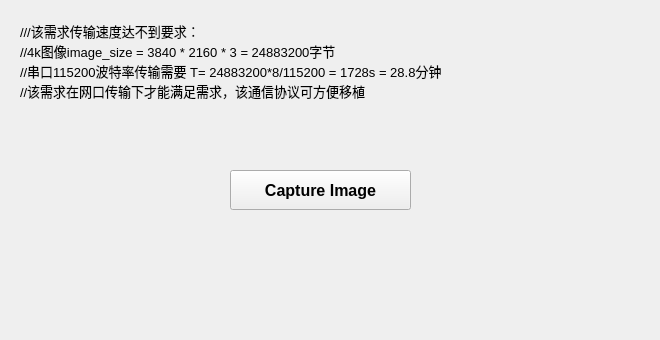
The window that Link_tab/capture_tab.ui (HuJingwen1211/MCISP) describes before a commit, drawn with Qt 5.
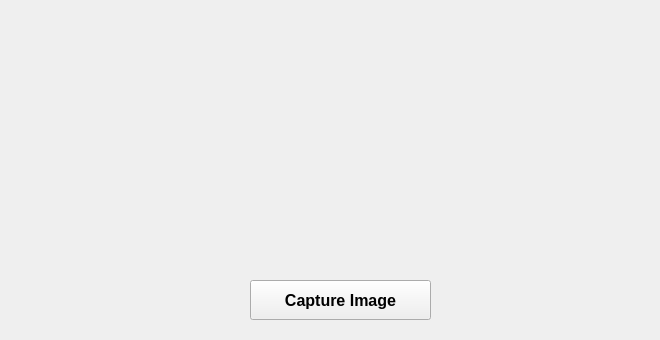
The same window after the commit.

Diff of the .ui file:
```diff
--- a/Link_tab/capture_tab.ui
+++ b/Link_tab/capture_tab.ui
@@ -22,8 +22,8 @@
   <widget class="QPushButton" name="capture_btn">
    <property name="geometry">
     <rect>
-     <x>230</x>
-     <y>170</y>
+     <x>250</x>
+     <y>280</y>
      <width>181</width>
      <height>40</height>
     </rect>
@@ -44,27 +44,6 @@
     <string>Capture Image</string>
    </property>
   </widget>
-  <widget class="QLabel" name="label">
-   <property name="geometry">
-    <rect>
-     <x>20</x>
-     <y>20</y>
-     <width>591</width>
-     <height>81</height>
-    </rect>
-   </property>
-   <property name="font">
-    <font>
-     <pointsize>10</pointsize>
-    </font>
-   </property>
-   <property name="text">
-    <string>///该需求传输速度达不到要求：
-//4k图像image_size = 3840 * 2160 * 3 = 24883200字节
-//串口115200波特率传输需要 T= 24883200*8/115200 = 1728s = 28.8分钟
-//该需求在网口传输下才能满足需求，该通信协议可方便移植</string>
-   </property>
-  </widget>
  </widget>
  <resources/>
  <connections/>
```
